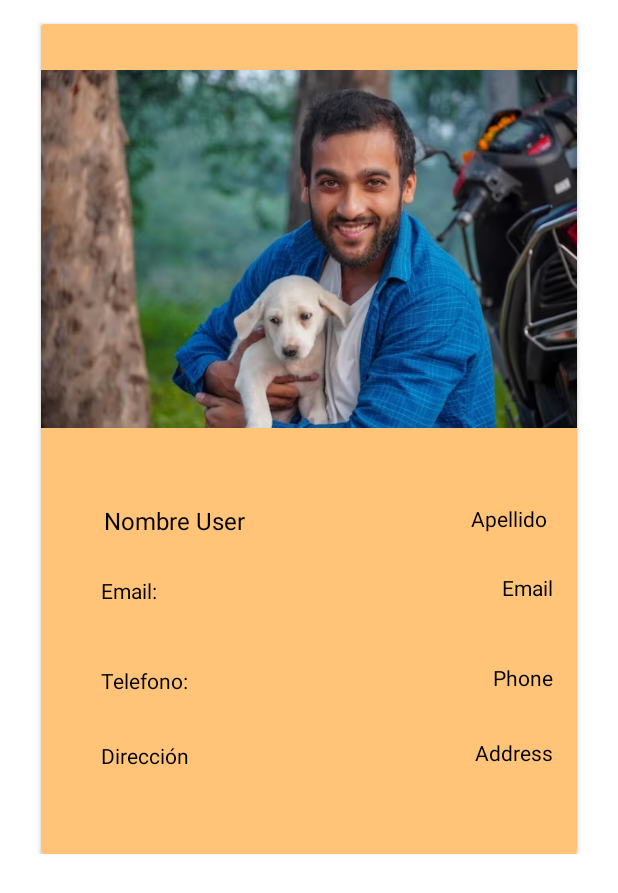
After one commit to CarolinaAdrianaHidalgoAvila/AQUI_ESTOY_MOVIL, an Android app: the ProfileUser screen opened directly, with no data from a screen before it, on a phone screen of 412 x 824 dp. The commit adds this screen. Shown: the top 893 px of the screen. Run offline under Robolectric (Android 15) with nearby library versions, the light colour scheme and no system bars.

Commit message:
ShowUser

```diff
--- a/app/build.gradle
+++ b/app/build.gradle
@@ -60,6 +60,7 @@ dependencies {
     implementation "com.squareup.picasso:picasso:2.8"
     implementation 'androidx.lifecycle:lifecycle-viewmodel-ktx:2.6.1'
     implementation 'androidx.lifecycle:lifecycle-livedata-ktx:2.5.1'
+    implementation "androidx.lifecycle:lifecycle-runtime-ktx:2.4.0"
     implementation "androidx.activity:activity-ktx:1.7.1"
 
     def nav_version = "2.5.3"
--- /dev/null
+++ b/app/src/main/java/com/example/aqui_estoy/ApiServiceUser.kt
@@ -0,0 +1,10 @@
+package com.example.aqui_estoy
+
+import com.example.domain.User
+import retrofit2.http.GET
+import retrofit2.http.Path
+
+interface ApiServiceUser {
+    @GET(ConstantsRestApi.URL_USER)
+    suspend fun getUser(@Path("idUser") idUser: String): User
+}
--- a/app/src/main/java/com/example/aqui_estoy/ConstantsRestApi.kt
+++ b/app/src/main/java/com/example/aqui_estoy/ConstantsRestApi.kt
@@ -8,5 +8,6 @@ class ConstantsRestApi {
         const val URL_BASE = "https://aquiestoymongodb.azurewebsites.net/api/"
         const val URL_PET ="users/{idUser}/pets/{idPet}"
         const val URL_PUBLICATION ="users/{idUser}/lostPetsPosts/{idPublication}"
+        const val URL_USER ="users/{idUser}"
     }
 }
--- a/app/src/main/java/com/example/aqui_estoy/GetPet.kt
+++ b/app/src/main/java/com/example/aqui_estoy/GetPet.kt
@@ -3,6 +3,7 @@ package com.example.aqui_estoy
 import android.os.Bundle
 import android.widget.TextView
 import androidx.appcompat.app.AppCompatActivity
+import androidx.lifecycle.ViewModelProvider
 import com.example.domain.Pet
 import kotlinx.coroutines.CoroutineScope
 import kotlinx.coroutines.Dispatchers
@@ -15,15 +16,18 @@ import com.example.aqui_estoy.RestApiAdapterPet as RestApiAdapterPet
 
 class GetPet : AppCompatActivity() {
 
-    lateinit var tvNombre: TextView
-    lateinit var tvFechaNacimiento: TextView
-    lateinit var tvGenero: TextView
-    lateinit var tvCollar: TextView
-    lateinit var tvEspecie: TextView
+    private lateinit var viewModel: GetPetViewModel
+    private lateinit var tvNombre: TextView
+    private lateinit var tvFechaNacimiento: TextView
+    private lateinit var tvGenero: TextView
+    private lateinit var tvCollar: TextView
+    private lateinit var tvEspecie: TextView
 
     override fun onCreate(savedInstanceState: Bundle?) {
         super.onCreate(savedInstanceState)
         setContentView(R.layout.activity_get_pet)
+
+        viewModel = ViewModelProvider(this).get(GetPetViewModel::class.java)
 
         tvNombre = findViewById(R.id.tv_name_pet)
         tvFechaNacimiento = findViewById(R.id.tv_fecha_nacimiento)
@@ -34,32 +38,21 @@ class GetPet : AppCompatActivity() {
         val idUser = "632333ceca137c2c4b95168c"
         val idPet = "635716a5a2059dbd379482bb"
 
-        CoroutineScope(Dispatchers.IO).launch {
-            try {
-                val pet = getPetFromApi(idUser, idPet)
-                actualizarInterfazUsuario(pet)
-            } catch (e: Exception) {
-                e.printStackTrace()
+        viewModel.pet.observe(this, { pet ->
+            pet?.let {
+                actualizarInterfazUsuario(it)
             }
-        }
-    }
+        })
 
-    private suspend fun getPetFromApi(idUser: String, idPet: String): Pet {
-        val restApiAdapter = RestApiAdapterPet()
-        val endPoint = restApiAdapter.connectionApi()
-        return withContext(Dispatchers.IO) {
-            endPoint.getPet(idUser, idPet)
-        }
+        viewModel.fetchPet(idUser, idPet)
     }
 
     private fun actualizarInterfazUsuario(pet: Pet) {
-        runOnUiThread {
-            tvNombre.text = pet.namePet
-            tvFechaNacimiento.text = formatDate(pet.birthDate)
-            tvGenero.text = getGenderLabel(pet.gender)
-            tvCollar.text = getYesNoLabel(pet.hasNecklace)
-            tvEspecie.text = pet.specie
-        }
+        tvNombre.text = pet.namePet
+        tvFechaNacimiento.text = formatDate(pet.birthDate)
+        tvGenero.text = getGenderLabel(pet.gender)
+        tvCollar.text = getYesNoLabel(pet.hasNecklace)
+        tvEspecie.text = pet.specie
     }
 
     private fun formatDate(date: String): String {
--- /dev/null
+++ b/app/src/main/java/com/example/aqui_estoy/GetPetViewModel.kt
@@ -0,0 +1,35 @@
+package com.example.aqui_estoy
+
+import androidx.lifecycle.LiveData
+import androidx.lifecycle.MutableLiveData
+import androidx.lifecycle.ViewModel
+import androidx.lifecycle.viewModelScope
+import com.example.domain.Pet
+import kotlinx.coroutines.Dispatchers
+import kotlinx.coroutines.launch
+import kotlinx.coroutines.withContext
+
+class GetPetViewModel : ViewModel() {
+
+    private val _pet = MutableLiveData<Pet>()
+    val pet: LiveData<Pet> get() = _pet
+
+    fun fetchPet(idUser: String, idPet: String) {
+        viewModelScope.launch {
+            try {
+                val pet = getPetFromApi(idUser, idPet)
+                _pet.value = pet
+            } catch (e: Exception) {
+                e.printStackTrace()
+            }
+        }
+    }
+
+    private suspend fun getPetFromApi(idUser: String, idPet: String): Pet {
+        val restApiAdapter = RestApiAdapterPet()
+        val endPoint = restApiAdapter.connectionApi()
+        return withContext(Dispatchers.IO) {
+            endPoint.getPet(idUser, idPet)
+        }
+    }
+}
--- /dev/null
+++ b/app/src/main/java/com/example/aqui_estoy/GetPublicationViewModel.kt
@@ -0,0 +1,33 @@
+package com.example.aqui_estoy
+
+import androidx.lifecycle.LiveData
+import androidx.lifecycle.MutableLiveData
+import androidx.lifecycle.ViewModel
+import androidx.lifecycle.viewModelScope
+import kotlinx.coroutines.Dispatchers
+import kotlinx.coroutines.launch
+import kotlinx.coroutines.withContext
+import com.example.domain.Publication
+
+class GetPublicationViewModel: ViewModel() {
+    private val _publication = MutableLiveData<Publication>()
+    val publication: LiveData<Publication> get() = _publication
+
+    fun fetchPublication(idUser: String, idPublication: String) {
+        viewModelScope.launch {
+            try {
+                val publication = getPublicationFromApi(idUser, idPublication)
+                _publication.value = publication
+            } catch (e: Exception) {
+                e.printStackTrace()
+            }
+        }
+    }
+    private suspend fun getPublicationFromApi(idUser: String, idPublication: String): Publication {
+        val restApiAdapter = RestApiAdapterPublication()
+        val endPoint = restApiAdapter.connectionApi()
+        return withContext(Dispatchers.IO) {
+            endPoint.getPublication(idUser, idPublication)
+        }
+    }
+}
--- /dev/null
+++ b/app/src/main/java/com/example/aqui_estoy/GetUserViewModel.kt
@@ -0,0 +1,34 @@
+package com.example.aqui_estoy
+
+import androidx.lifecycle.LiveData
+import androidx.lifecycle.MutableLiveData
+import androidx.lifecycle.ViewModel
+import androidx.lifecycle.viewModelScope
+import com.example.domain.User
+import kotlinx.coroutines.Dispatchers
+import kotlinx.coroutines.launch
+import kotlinx.coroutines.withContext
+
+class GetUserViewModel: ViewModel() {
+    private val _user = MutableLiveData<User>()
+    val user: LiveData<User> get() = _user
+
+    fun fetchUser(idUser: String) {
+        viewModelScope.launch {
+            try {
+                val user = getUserFromApi(idUser)
+                _user.value = user
+            } catch (e: Exception) {
+                e.printStackTrace()
+            }
+        }
+    }
+
+    private suspend fun getUserFromApi(idUser: String): User {
+        val restApiAdapter = RestApiAdapterUser()
+        val endPoint = restApiAdapter.connectionApi()
+        return withContext(Dispatchers.IO) {
+            endPoint.getUser(idUser)
+        }
+    }
+}
--- a/app/src/main/java/com/example/aqui_estoy/PostPage.kt
+++ b/app/src/main/java/com/example/aqui_estoy/PostPage.kt
@@ -3,6 +3,7 @@ package com.example.aqui_estoy
 import androidx.appcompat.app.AppCompatActivity
 import android.os.Bundle
 import android.widget.TextView
+import androidx.lifecycle.ViewModelProvider
 import com.example.domain.Publication
 import kotlinx.coroutines.CoroutineScope
 import kotlinx.coroutines.Dispatchers
@@ -13,6 +14,7 @@ import java.util.*
 import com.example.aqui_estoy.RestApiAdapterPublication as RestApiAdapterPublication
 
 class PostPage : AppCompatActivity() {
+    private lateinit var viewModel: GetPublicationViewModel
     lateinit var tvNamePet: TextView
     lateinit var tvSpecies: TextView
     lateinit var tvDatePublication: TextView
@@ -22,6 +24,9 @@ class PostPage : AppCompatActivity() {
     override fun onCreate(savedInstanceState: Bundle?) {
         super.onCreate(savedInstanceState)
         setContentView(R.layout.activity_post_page)
+
+        viewModel = ViewModelProvider(this).get(GetPublicationViewModel::class.java)
+
 
         tvNamePet = findViewById(R.id.tv_namePet)
         tvSpecies = findViewById(R.id.textEspecie)
@@ -33,25 +38,14 @@ class PostPage : AppCompatActivity() {
         val idUser = "632333ceca137c2c4b95168c"
         val idPublication = "6388d999441e804fc380f4f5"
 
-        CoroutineScope(Dispatchers.IO).launch {
-            try {
-                val publication = getPublicationFromApi(idUser, idPublication)
-                updateUI(publication)
-            } catch (e: Exception) {
-                e.printStackTrace()
+        viewModel.publication.observe(this, { publication ->
+            publication?.let {
+                updateUI(it)
             }
-        }
+        })
+
+        viewModel.fetchPublication(idUser, idPublication)
     }
-        private suspend fun getPublicationFromApi(
-            idUser: String,
-            idPublication: String
-        ): Publication {
-            val restApiAdapter = RestApiAdapterPublication()
-            val endPoint = restApiAdapter.connectionApi()
-            return withContext(Dispatchers.IO) {
-                endPoint.getPublication(idUser, idPublication)
-            }
-        }
 
         private fun updateUI(publication: Publication) {
             runOnUiThread {
--- /dev/null
+++ b/app/src/main/java/com/example/aqui_estoy/ProfileUser.kt
@@ -0,0 +1,54 @@
+package com.example.aqui_estoy
+
+import androidx.appcompat.app.AppCompatActivity
+import android.os.Bundle
+
+import android.widget.TextView
+import androidx.lifecycle.ViewModelProvider
+import com.example.domain.User
+import kotlinx.coroutines.CoroutineScope
+import kotlinx.coroutines.Dispatchers
+import kotlinx.coroutines.launch
+import kotlinx.coroutines.withContext
+import java.text.SimpleDateFormat
+import java.util.*
+import com.example.aqui_estoy.RestApiAdapterUser as RestApiAdapterUser
+
+class ProfileUser : AppCompatActivity() {
+    private lateinit var viewModel: GetUserViewModel
+    private lateinit var tvFirstName: TextView
+    private lateinit var tvLastName: TextView
+    private lateinit var tvPhone: TextView
+    private lateinit var tvEmail: TextView
+    private lateinit var tvAddress: TextView
+    override fun onCreate(savedInstanceState: Bundle?) {
+        super.onCreate(savedInstanceState)
+        setContentView(R.layout.activity_profile_user)
+
+        viewModel = ViewModelProvider(this).get(GetUserViewModel::class.java)
+
+        tvFirstName = findViewById(R.id.tv_FirstName)
+        tvLastName = findViewById(R.id.tv_LastName)
+        tvPhone= findViewById(R.id.tv_Phone)
+        tvEmail= findViewById(R.id.tv_Email)
+        tvAddress= findViewById(R.id.tv_Address)
+        val idUser = "632333ceca137c2c4b95168c"
+
+        viewModel.user.observe(this, { user ->
+            user?.let {
+                actualizarInterfazUsuario(it)
+            }
+        })
+
+        viewModel.fetchUser(idUser)
+    }
+    private fun actualizarInterfazUsuario(user: User) {
+        runOnUiThread {
+            tvFirstName.text = user.firstName
+            tvLastName.text = user.lastName
+            tvPhone.text = user.phone
+            tvEmail.text = user.email
+            tvAddress.text = user.address
+        }
+    }
+}
--- /dev/null
+++ b/app/src/main/java/com/example/aqui_estoy/RestApiAdapterUser.kt
@@ -0,0 +1,14 @@
+package com.example.aqui_estoy
+
+import retrofit2.Retrofit
+import retrofit2.converter.gson.GsonConverterFactory
+
+class RestApiAdapterUser {
+    fun connectionApi(): ApiServiceUser {
+        val retrofit = Retrofit.Builder()
+            .baseUrl(ConstantsRestApi.URL_BASE)
+            .addConverterFactory(GsonConverterFactory.create())
+            .build()
+        return retrofit.create( ApiServiceUser::class.java)
+    }
+}
--- /dev/null
+++ b/app/src/main/res/layout/activity_profile_user.xml
@@ -0,0 +1,137 @@
+<?xml version="1.0" encoding="utf-8"?>
+<ScrollView android:layout_width="match_parent"
+    android:layout_height="match_parent"
+    xmlns:android="http://schemas.android.com/apk/res/android">
+    <androidx.constraintlayout.widget.ConstraintLayout
+        xmlns:android="http://schemas.android.com/apk/res/android"
+        xmlns:tools="http://schemas.android.com/tools"
+        xmlns:app="http://schemas.android.com/apk/res-auto"
+        android:layout_width="match_parent"
+        android:layout_height="match_parent"
+    tools:context=".ProfileUser">
+        <androidx.cardview.widget.CardView
+            android:id="@+id/cardView"
+            android:layout_width="357dp"
+            android:layout_height="553dp"
+            android:layout_margin="16dp"
+            android:elevation="8dp"
+            android:radius="40dp"
+            app:layout_constraintEnd_toEndOf="parent"
+            app:layout_constraintStart_toStartOf="parent"
+            app:cardBackgroundColor="#FFC478"
+            app:layout_constraintTop_toTopOf="parent">
+            <FrameLayout
+                android:layout_width="match_parent"
+                android:layout_height="match_parent">
+                <ImageView
+                    android:id="@+id/mainImageView"
+                    android:layout_width="match_parent"
+                    android:layout_height="300dp"
+                    android:src="@drawable/user" />
+                <TextView
+                    android:id="@+id/tv_FirstName"
+                    android:layout_width="wrap_content"
+                    android:layout_height="wrap_content"
+                    android:layout_marginStart="22dp"
+                    android:layout_marginTop="300dp"
+                    android:padding="20dp"
+                    android:text="Nombre User"
+                    android:layout_gravity="left"
+                    app:layout_constraintStart_toStartOf="parent"
+                    app:layout_constraintTop_toBottomOf="@+id/mainImageView"
+                    android:textSize="16sp" />
+                <TextView
+                    android:id="@+id/tv_LastName"
+                    android:layout_width="wrap_content"
+                    android:layout_height="wrap_content"
+                    android:layout_marginStart="22dp"
+                    android:layout_marginTop="300dp"
+                    android:padding="20dp"
+                    android:text="Apellido"
+                    android:layout_gravity="right"
+                    app:layout_constraintStart_toStartOf="parent"
+                    app:layout_constraintTop_toBottomOf="@+id/mainImageView" />
+                <TextView
+                    android:id="@+id/Email"
+                    android:layout_width="wrap_content"
+                    android:layout_height="wrap_content"
+                    android:layout_marginStart="22dp"
+                    android:layout_marginTop="350dp"
+                    android:padding="18dp"
+                    android:text="Email: "
+                    android:layout_gravity="left"
+                    app:layout_constraintEnd_toEndOf="parent"
+                    app:layout_constraintHorizontal_bias="0.501"
+                    app:layout_constraintStart_toStartOf="parent"
+                    app:layout_constraintTop_toTopOf="parent" />
+                <TextView
+                    android:id="@+id/tv_Email"
+                    android:layout_width="wrap_content"
+                    android:layout_height="wrap_content"
+                    android:layout_marginStart="22dp"
+                    android:layout_marginTop="350dp"
+                    android:padding="16dp"
+                    android:layout_gravity="right"
+                    android:text="Email"
+                    app:layout_constraintEnd_toEndOf="parent"
+                    app:layout_constraintHorizontal_bias="0.501"
+                    app:layout_constraintStart_toStartOf="parent"
+                    app:layout_constraintTop_toTopOf="parent" />
+                <TextView
+                    android:id="@+id/Phone"
+                    android:layout_width="wrap_content"
+                    android:layout_height="wrap_content"
+                    android:layout_marginStart="22dp"
+                    android:layout_marginTop="410dp"
+                    android:padding="18dp"
+                    android:layout_gravity="left"
+                    android:text="Telefono:"
+                    app:layout_constraintEnd_toEndOf="parent"
+                    app:layout_constraintHorizontal_bias="0.501"
+                    app:layout_constraintStart_toStartOf="parent"
+                    app:layout_constraintTop_toTopOf="parent" />
+
+                <TextView
+                    android:id="@+id/tv_Phone"
+                    android:layout_width="wrap_content"
+                    android:layout_height="wrap_content"
+                    android:layout_marginStart="22dp"
+                    android:layout_marginTop="410dp"
+                    android:padding="16dp"
+                    android:layout_gravity="right"
+                    android:text="Phone"
+                    app:layout_constraintEnd_toEndOf="parent"
+                    app:layout_constraintHorizontal_bias="0.501"
+                    app:layout_constraintStart_toStartOf="parent"
+                    app:layout_constraintTop_toTopOf="parent" />
+                <TextView
+                    android:id="@+id/Address"
+                    android:layout_width="wrap_content"
+                    android:layout_height="wrap_content"
+                    android:layout_marginStart="22dp"
+                    android:layout_marginTop="460dp"
+                    android:padding="18dp"
+                    android:layout_gravity="left"
+                    android:text="Dirección"
+                    app:layout_constraintEnd_toEndOf="parent"
+                    app:layout_constraintHorizontal_bias="0.501"
+                    app:layout_constraintStart_toStartOf="parent"
+                    app:layout_constraintTop_toTopOf="parent" />
+
+                <TextView
+                    android:id="@+id/tv_Address"
+                    android:layout_width="wrap_content"
+                    android:layout_height="wrap_content"
+                    android:layout_marginStart="22dp"
+                    android:layout_marginTop="460dp"
+                    android:padding="16dp"
+                    android:layout_gravity="right"
+                    android:text="Address"
+                    app:layout_constraintEnd_toEndOf="parent"
+                    app:layout_constraintHorizontal_bias="0.501"
+                    app:layout_constraintStart_toStartOf="parent"
+                    app:layout_constraintTop_toTopOf="parent" />
+
+            </FrameLayout>
+        </androidx.cardview.widget.CardView>
+</androidx.constraintlayout.widget.ConstraintLayout></ScrollView>
--- a/domain/src/main/java/com/example/domain/User.kt
+++ b/domain/src/main/java/com/example/domain/User.kt
@@ -1,4 +1,9 @@
 package com.example.domain
 
-data class User(val path: String, val firstName: String, val lastName: String, val phone: String, val email: String, val address: String, val photo: String) {
+data class User(val firstName: String,
+                val lastName: String,
+                val phone: String,
+                val email: String,
+                val address: String,
+                val photo: String) {
 }
```
Also changed, not shown: app/src/main/AndroidManifest.xml (+5 -4 lines), app/src/main/res/drawable/user.png (added).
